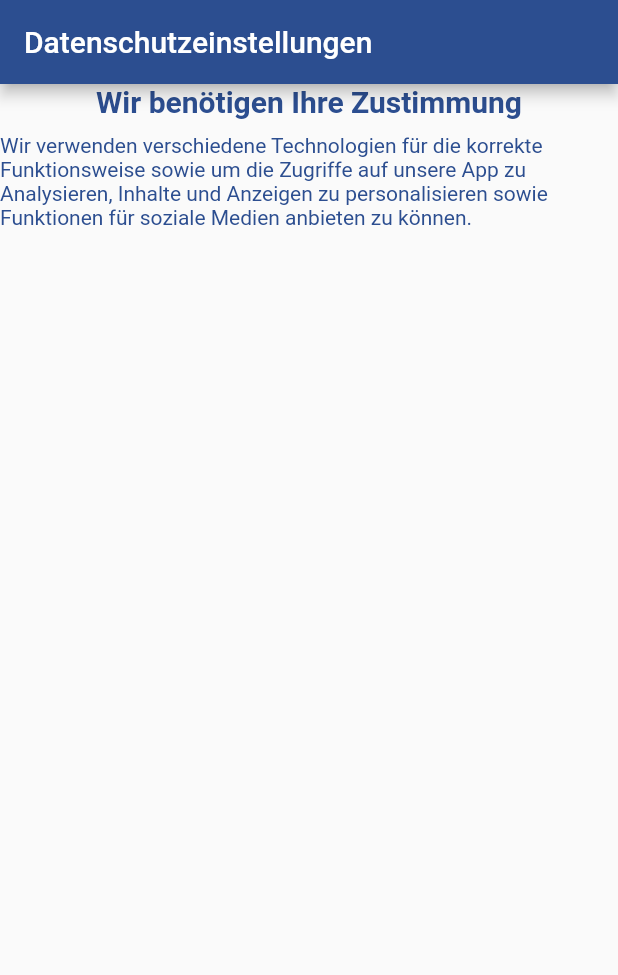
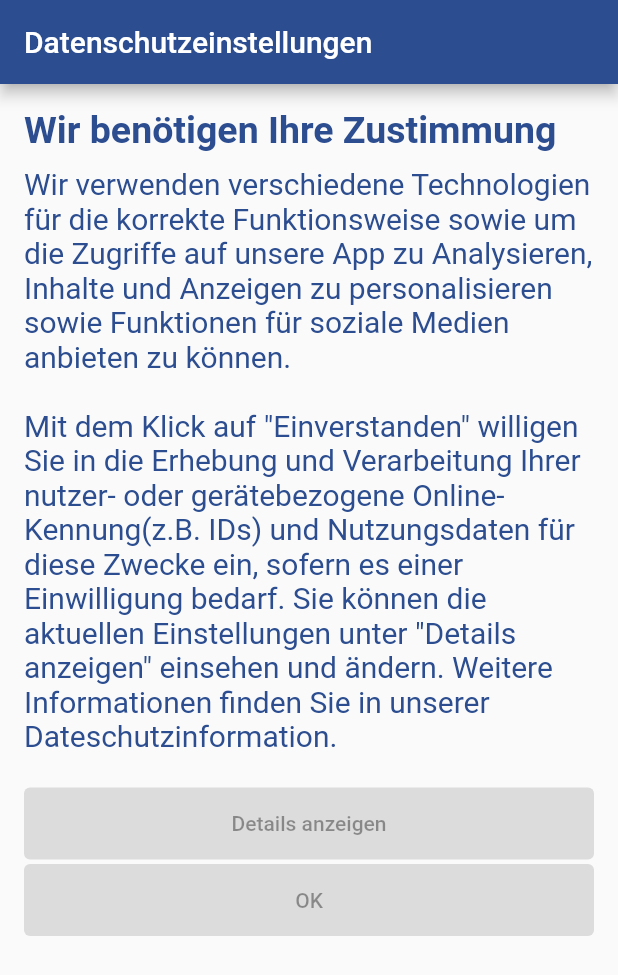
Before and after one commit to Skudlick/analyse_uebung_nachbau, a Flutter app: the screen it shows after launch, on a phone screen of 412 x 824 dp. Shown: the top 975 px of the screen. Run offline on Flutter 3.47's test engine with Material 2 defaults, Android fonts, the phone set to English and light mode, and no system bars.

Commit message:
add colors and text

```diff
--- a/lib/screens/datenschutzeinstellungen.dart
+++ b/lib/screens/datenschutzeinstellungen.dart
@@ -6,29 +6,55 @@ class Datenschutzeinstellungen extends StatelessWidget {
     return Scaffold(
       appBar: AppBar(
           backgroundColor: Color.fromARGB(255, 44, 78, 144),
-        title: Text("Datenschutzeinstellungen")
-      ),
-      body: Container(
+          title: Text("Datenschutzeinstellungen")),
+      body: Padding(
+        padding: const EdgeInsets.all(16.0),
+        child: Container(
           child: Column(
+            crossAxisAlignment: CrossAxisAlignment.start,
             children: [
-            Text("Wir benötigen Ihre Zustimmung",
-              style: TextStyle(fontSize: 20,
+              Text(
+                "Wir benötigen Ihre Zustimmung",
+                style: TextStyle(
+                    fontSize: 25,
                     fontWeight: FontWeight.bold,
-                color: Color.fromARGB(255, 44, 78, 144)
-              ),
+                    color: Color.fromARGB(255, 44, 78, 144)),
               ),
               SizedBox(
                 height: 10,
               ),
-            Text("Wir verwenden verschiedene Technologien für die korrekte Funktionsweise sowie um die Zugriffe auf unsere App zu Analysieren, Inhalte und Anzeigen zu personalisieren sowie Funktionen für soziale Medien anbieten zu können.",
-              style: TextStyle(fontSize: 14,
-                  color: Color.fromARGB(255, 44, 78, 144)
+              Text(
+                "Wir verwenden verschiedene Technologien für die korrekte Funktionsweise sowie um die Zugriffe auf unsere App zu Analysieren, Inhalte und Anzeigen zu personalisieren sowie Funktionen für soziale Medien anbieten zu können.\n",
+                style: TextStyle(
+                    fontSize: 20, color: Color.fromARGB(255, 44, 78, 144)),
+              ),
+              Text(
+                "Mit dem Klick auf \"Einverstanden\" willigen Sie in die Erhebung und Verarbeitung Ihrer nutzer- oder gerätebezogene Online-Kennung(z.B. IDs) und Nutzungsdaten für diese Zwecke ein, sofern es einer Einwilligung bedarf. Sie können die aktuellen Einstellungen unter \"Details anzeigen\" einsehen und ändern. Weitere Informationen finden Sie in unserer Dateschutzinformation.\n",
+                style: TextStyle(
+                    fontSize: 20, color: Color.fromARGB(255, 44, 78, 144)),
+              ),
+              ElevatedButton(
+                child: Center(
+                  child: Text(
+                    "Details anzeigen",
+                  ),
+                  heightFactor: 3,
+                ),
+              ),
+              SizedBox(height: 3),
+              ElevatedButton(
+                style: ButtonStyle(),
+                child: Center(
+                  child: Text(
+                    "OK",
+                  ),
+                  heightFactor: 3,
                 ),
               ),
             ],
           ),
         ),
+      ),
     );
-
   }
 }
```
Lines whose indentation alone changed are shown as unchanged.
